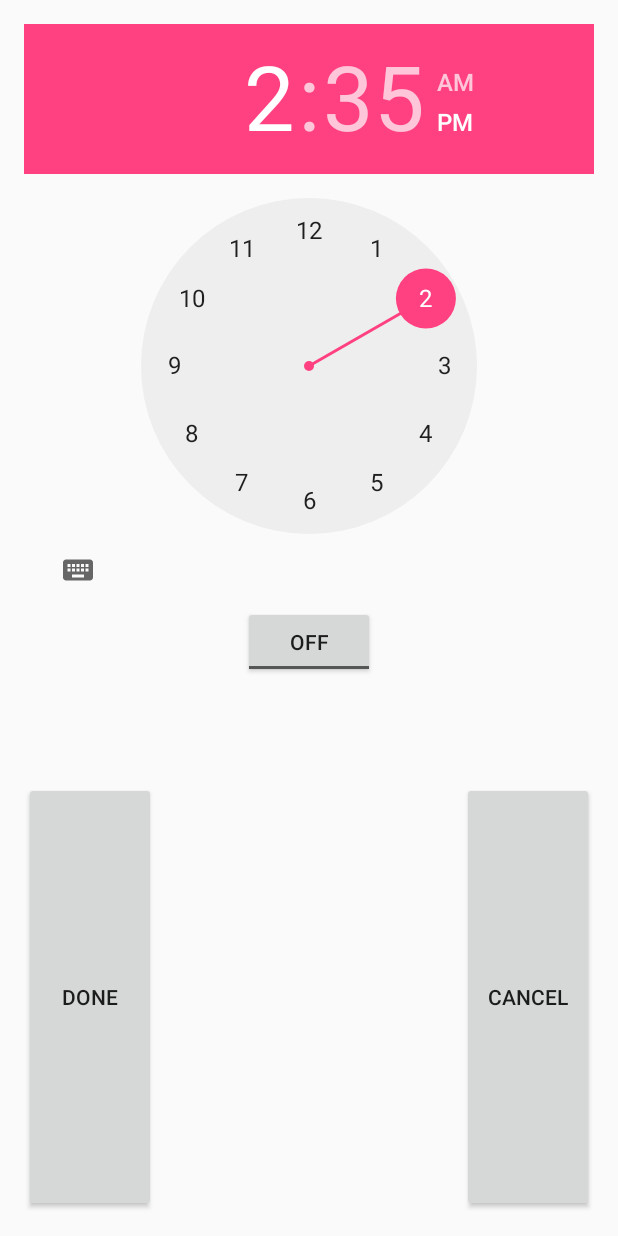
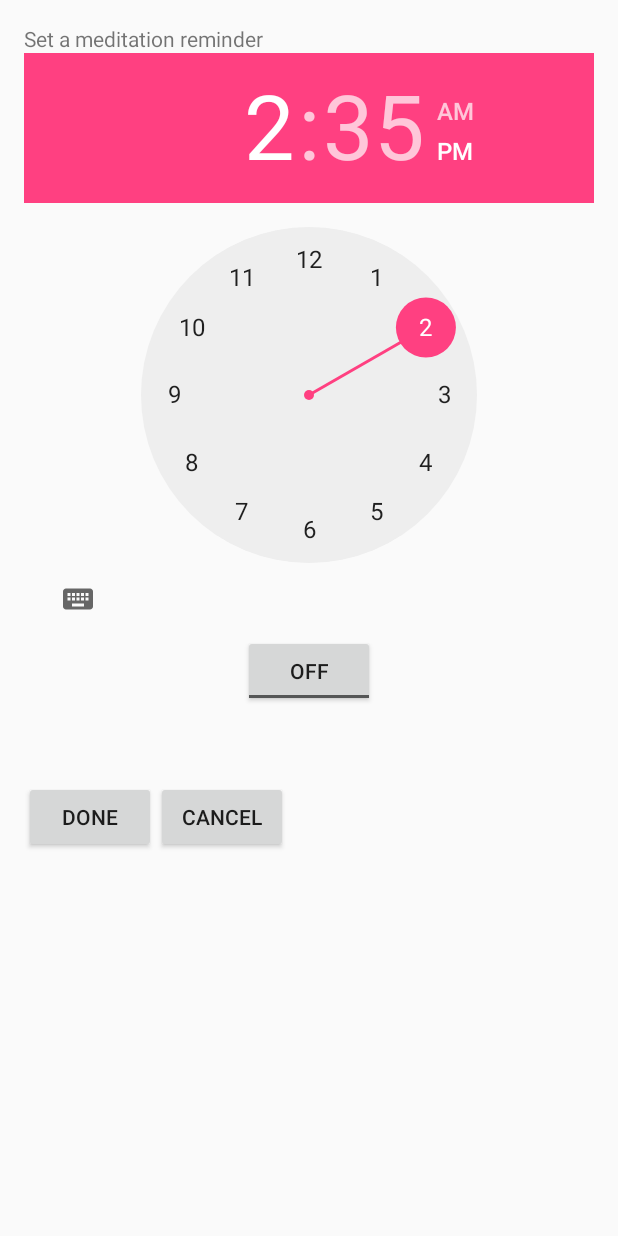
Before and after one commit to madelinelee99/HappyApp, an Android app: the screen it shows after launch (AlarmActivity), in the side drawer, after a tap on "Reminders", on a phone screen of 412 x 824 dp. Run offline under Robolectric (Android 15) with nearby library versions, the phone set to English and light mode, and no system bars; 1 statement that could not run was skipped.

Commit message:
idk we're done

```diff
--- a/Happy/app/src/main/java/hu/ait/android/happy/MainActivity.java
+++ b/Happy/app/src/main/java/hu/ait/android/happy/MainActivity.java
@@ -4,7 +4,6 @@ import android.content.Intent;
 import android.os.Bundle;
 import android.support.design.widget.FloatingActionButton;
 import android.support.design.widget.NavigationView;
-import android.support.design.widget.Snackbar;
 import android.support.v4.view.GravityCompat;
 import android.support.v4.widget.DrawerLayout;
 import android.support.v7.app.ActionBarDrawerToggle;
@@ -31,6 +30,15 @@ public class MainActivity extends AppCompatActivity
     private TodoAdapter todoRecyclerAdapter;
     private Todo itemToEditHolder;
     private int itemToEditPosition = -1;
+    private static final int HEALTHY = 0;
+    private static final int ADVENTURE = 1;
+    private static final int SOCIAL = 2;
+    private int adventureScore = 0;
+    private int socialScore = 0;
+    private int healthScore = 0;
+    private static final String AD_STRING = "ADVENTURE";
+    private static final String HEALTH_STRING = "HEALTH";
+    private static final String SOCIAL_STRING = "SOCIAL";
 
 
     @Override
@@ -105,6 +113,14 @@ public class MainActivity extends AppCompatActivity
         MainActivity.this.startActivity(intent);
     }
 
+    private void showBadgesActivity() {
+        Intent intent = new Intent(MainActivity.this, BadgesActivity.class);
+        intent.putExtra(SOCIAL_STRING, socialScore);
+        intent.putExtra(AD_STRING, adventureScore);
+        intent.putExtra(HEALTH_STRING, healthScore);
+        MainActivity.this.startActivity(intent);
+    }
+
     @Override
     protected void onActivityResult(int requestCode, int resultCode, Intent data) {
         switch (resultCode) {
@@ -116,6 +132,16 @@ public class MainActivity extends AppCompatActivity
                     Toast.makeText(MainActivity.this, "item added", Toast.LENGTH_SHORT).show();
 
                     todoRecyclerAdapter.addTodo(item);
+
+                    int cat = item.getItemType().getValue();
+
+                    if(cat == HEALTHY) {
+                        healthScore++;
+                    } if (cat == ADVENTURE) {
+                        adventureScore++;
+                    } if(cat == SOCIAL) {
+                        socialScore++;
+                    }
 
                 } else if (requestCode == REQUEST_CODE_EDIT_ITEM) {
                     Todo itemTemp = (Todo) data.getSerializableExtra(
@@ -189,8 +215,8 @@ public class MainActivity extends AppCompatActivity
             } else if (id == R.id.nav_weather) {
                 showWeatherActivity();
             } else if (id == R.id.nav_profile) {
-                //go to profile activity
-            }
+        showBadgesActivity();
+    }
 
             DrawerLayout drawer = (DrawerLayout) findViewById(R.id.drawer_layout);
             drawer.closeDrawer(GravityCompat.START);
--- a/Happy/app/src/main/res/layout/activity_alarm.xml
+++ b/Happy/app/src/main/res/layout/activity_alarm.xml
@@ -9,12 +9,20 @@
     android:paddingTop="@dimen/activity_vertical_margin"
     tools:context="hu.ait.android.happy.AlarmActivity">
 
+    <TextView
+        android:layout_width="match_parent"
+        android:layout_height="wrap_content"
+        android:id="@+id/tvAlarmWelcome"
+        android:layout_alignParentTop="true"
+        android:layout_centerHorizontal="true"
+        />
+
     <TimePicker
         android:layout_width="wrap_content"
         android:layout_height="wrap_content"
         android:id="@+id/alarmTimePicker"
-        android:layout_alignParentTop="true"
-        android:layout_centerHorizontal="true"/>
+        android:layout_centerHorizontal="true"
+        android:layout_below="@+id/tvAlarmWelcome"/>
 
     <ToggleButton
         android:layout_width="wrap_content"
@@ -34,25 +42,21 @@
         android:layout_centerHorizontal="true"
         android:layout_marginTop="20dp"
         android:layout_below="@+id/alarmToggle"/>
-
+<LinearLayout
+    android:layout_width="match_parent"
+    android:layout_height="wrap_content"
+    android:layout_below="@+id/alarmText">
     <Button
         android:id="@+id/btnAlarmDone"
         android:layout_width="wrap_content"
-        android:layout_height="15dp"
-        android:text="@string/btnDoneText"
-        android:layout_alignParentLeft="true"
-        android:layout_alignParentBottom="true"
-        android:layout_below="@+id/alarmText"
-        android:layout_marginTop="20dp"/>
+        android:layout_height="wrap_content"
+        android:text="@string/btnDoneText" />
 
     <Button
         android:id="@+id/btnAlarmCancel"
         android:layout_width="wrap_content"
         android:layout_height="wrap_content"
-        android:layout_alignParentBottom="true"
-        android:layout_alignParentRight="true"
-        android:layout_below="@+id/alarmText"
-        android:text="@string/btnAlarmCancel"
-        android:layout_marginTop="20dp"/>
+        android:text="@string/btnAlarmCancel" />
+</LinearLayout>
 
 </RelativeLayout>
--- a/Happy/app/src/main/res/layout/nav_header_main.xml
+++ b/Happy/app/src/main/res/layout/nav_header_main.xml
@@ -22,13 +22,13 @@
         android:layout_width="match_parent"
         android:layout_height="wrap_content"
         android:paddingTop="@dimen/nav_header_vertical_spacing"
-        android:text="Happy"
+        android:text="@string/happyString"
         android:textAppearance="@style/TextAppearance.AppCompat.Body1" />
 
     <TextView
         android:id="@+id/textView"
         android:layout_width="wrap_content"
         android:layout_height="wrap_content"
-        android:text="Helping make every day a little happier" />
+        android:text="@string/appMottoString" />
 
 </LinearLayout>
--- a/Happy/app/src/main/res/layout/row_item.xml
+++ b/Happy/app/src/main/res/layout/row_item.xml
@@ -40,7 +40,7 @@
                 android:id="@+id/btnDelete"
                 android:layout_width="wrap_content"
                 android:layout_height="wrap_content"
-                android:text="Delete"
+                android:text="@string/deleteString"
                 android:layout_alignParentRight="true"/>
 
         </RelativeLayout>
--- a/Happy/app/src/main/res/layout/weather_fragment.xml
+++ b/Happy/app/src/main/res/layout/weather_fragment.xml
@@ -10,7 +10,7 @@
         android:textSize="22sp"
         android:layout_width="wrap_content"
         android:layout_height="wrap_content"
-        android:text="Weather Forecast"
+        android:text="@string/forecastString"
         android:layout_gravity="center_horizontal" />
 
     <ImageView
@@ -29,7 +29,7 @@
         android:textSize="22sp"
         android:layout_width="wrap_content"
         android:layout_height="wrap_content"
-        android:text="What should I do depending on the weather?"
+        android:text="@string/questionString"
         android:layout_gravity="center_horizontal" />
 
     <ImageView
```
Also changed, not shown: Happy/app/src/main/AndroidManifest.xml (+23 -17 lines), Happy/app/src/main/java/hu/ait/android/happy/AlarmActivity.java (+16 -5 lines), Happy/app/src/main/java/hu/ait/android/happy/BadgesActivity.java (added, +54 -0 lines), Happy/app/src/main/java/hu/ait/android/happy/adapter/TodoAdapter.java (+18 -5 lines), Happy/app/src/main/res/layout/badges_activity.xml (added, +107 -0 lines), Happy/app/src/main/res/layout/details_fragment.xml (+7 -7 lines), Happy/app/src/main/res/layout/happy_list_row.xml (+6 -6 lines), Happy/app/src/main/res/menu/activity_main_drawer.xml (+4 -4 lines), Happy/app/src/main/res/values/strings.xml (+21 -0 lines).
